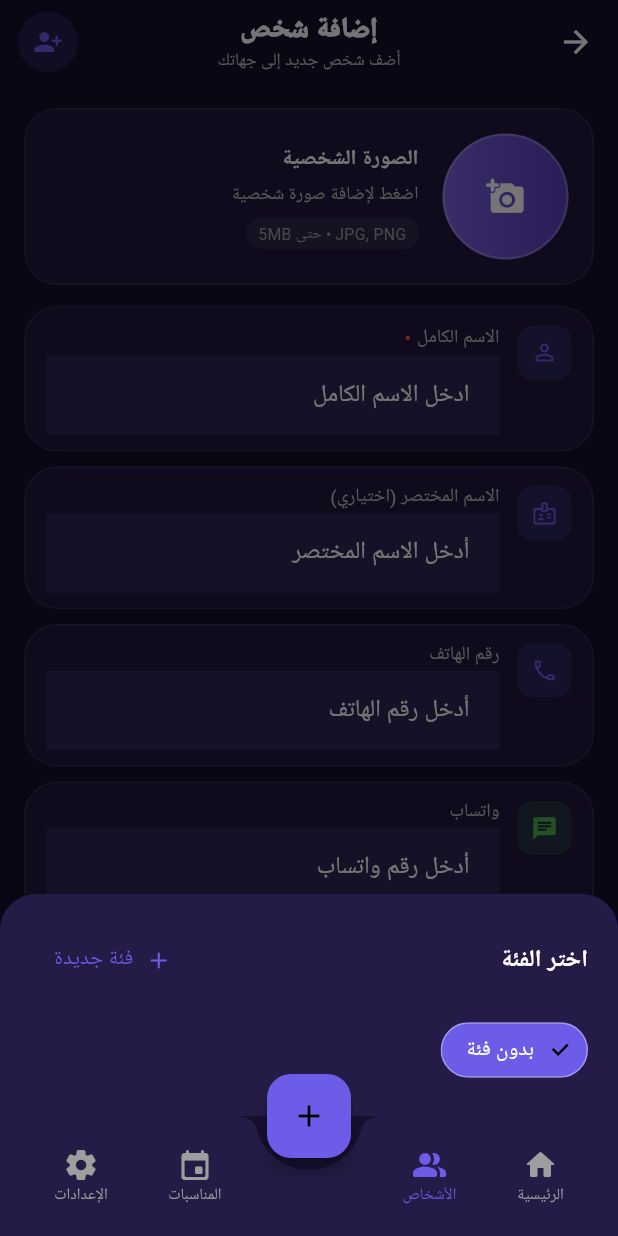
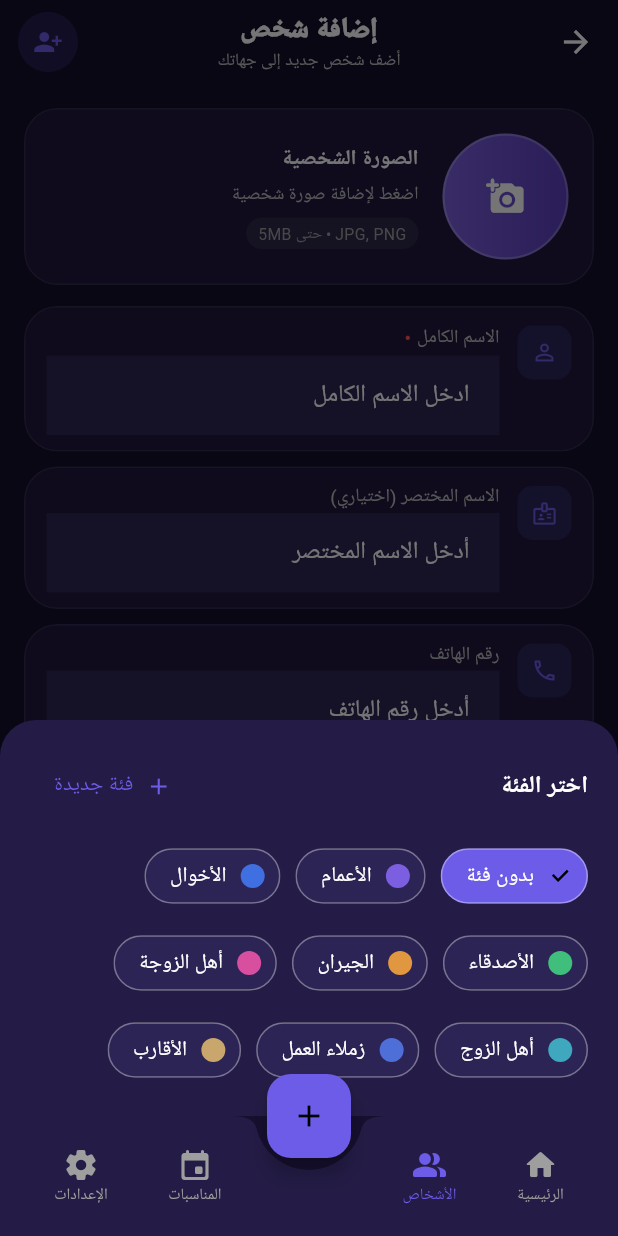
Before and after one commit to munasba/munasba, a Flutter app: the PersonFormScreen screen opened by its route, after a tap on "الفئة", on a phone screen of 412 x 824 dp. Run offline on Flutter 3.47's test engine with Material 3 defaults, Android fonts, the phone set to English and light mode, and no system bars; our stand-ins replace file_picker, fl_chart, flutter_animate, flutter_local_notifications, flutter_riverpod, go_router and 10 more; missing offline and left inert: excel; accounts and stored records are empty; Roboto replaces fonts that are missing (Cairo).

Commit message:
Add files via upload

```diff
--- a/lib/data/local/app_database.dart
+++ b/lib/data/local/app_database.dart
@@ -1,5 +1,6 @@
 import 'package:path/path.dart';
 import 'package:sqflite/sqflite.dart';
+import 'package:uuid/uuid.dart';
 
 /// Thin wrapper around a single sqflite [Database] instance.
 /// Deliberately hand-written (no drift/build_runner) so the project builds
@@ -111,10 +112,39 @@ class AppDatabase {
         ''');
 
         await db.insert('app_settings', {'id': 'app'});
+        await _seedDefaultCategories(db);
       },
       onConfigure: (db) async {
         await db.execute('PRAGMA foreign_keys = ON');
       },
     );
   }
+
+  /// Seeds a starter set of family/social categories (أعمام، أخوال، جيران…)
+  /// so the "الفئة" picker on the add-person screen is populated from first
+  /// launch instead of starting empty. Users can still rename, recolor,
+  /// delete, or add their own from the الفئات screen.
+  Future<void> _seedDefaultCategories(Database db) async {
+    const uuid = Uuid();
+    final now = DateTime.now().toIso8601String();
+    const defaults = <String>[
+      'الأعمام',
+      'الأخوال',
+      'الأصدقاء',
+      'الجيران',
+      'أهل الزوجة',
+      'أهل الزوج',
+      'زملاء العمل',
+      'الأقارب',
+    ];
+    for (var i = 0; i < defaults.length; i++) {
+      await db.insert('categories', {
+        'id': uuid.v4(),
+        'name': defaults[i],
+        'icon': 'folder',
+        'colorIndex': i % 8,
+        'createdAt': now,
+      });
+    }
+  }
 }
```
